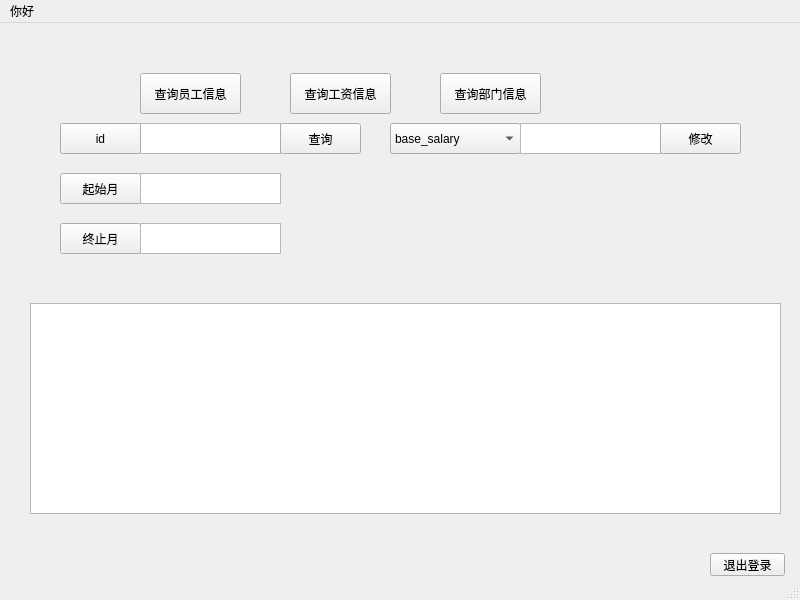
Old version of the form YYFs-main/untitled2/mainwindow.ui in the repository Yyf020529/YYFs.
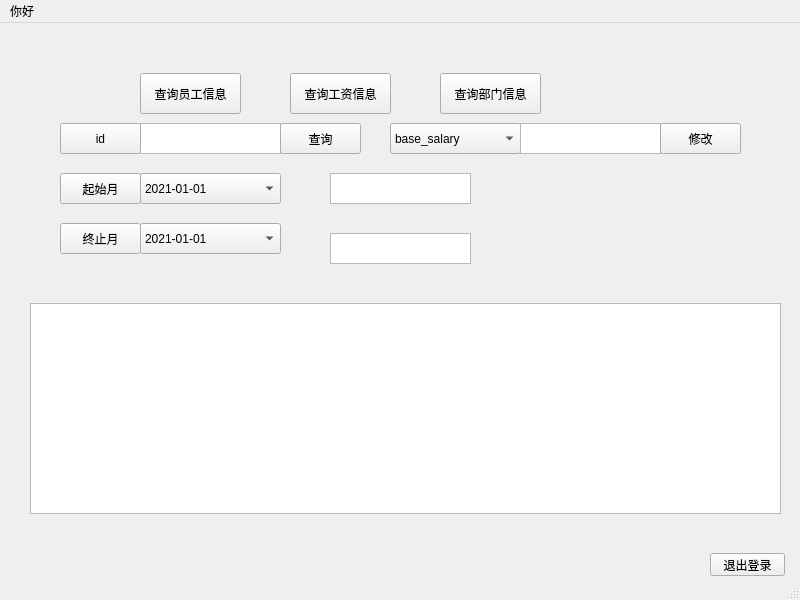
New version of the form.

Commit message:
基本功能全部实现
暂未发现bug

Diff of the .ui file:
```diff
--- a/YYFs-main/untitled2/mainwindow.ui
+++ b/YYFs-main/untitled2/mainwindow.ui
@@ -347,7 +347,7 @@
      <widget class="QTextEdit" name="textEdit_5">
       <property name="geometry">
        <rect>
-        <x>120</x>
+        <x>310</x>
         <y>60</y>
         <width>141</width>
         <height>31</height>
@@ -370,8 +370,8 @@
      <widget class="QTextEdit" name="textEdit_6">
       <property name="geometry">
        <rect>
-        <x>120</x>
-        <y>110</y>
+        <x>310</x>
+        <y>120</y>
         <width>141</width>
         <height>31</height>
        </rect>
@@ -470,6 +470,56 @@
        <string>修改</string>
       </property>
      </widget>
+     <widget class="QComboBox" name="comboBox_8">
+      <property name="geometry">
+       <rect>
+        <x>120</x>
+        <y>60</y>
+        <width>141</width>
+        <height>31</height>
+       </rect>
+      </property>
+      <item>
+       <property name="text">
+        <string>2021-01-01</string>
+       </property>
+      </item>
+      <item>
+       <property name="text">
+        <string>2021-02-01</string>
+       </property>
+      </item>
+      <item>
+       <property name="text">
+        <string>2021-03-01</string>
+       </property>
+      </item>
+     </widget>
+     <widget class="QComboBox" name="comboBox_9">
+      <property name="geometry">
+       <rect>
+        <x>120</x>
+        <y>110</y>
+        <width>141</width>
+        <height>31</height>
+       </rect>
+      </property>
+      <item>
+       <property name="text">
+        <string>2021-01-01</string>
+       </property>
+      </item>
+      <item>
+       <property name="text">
+        <string>2021-02-01</string>
+       </property>
+      </item>
+      <item>
+       <property name="text">
+        <string>2021-03-01</string>
+       </property>
+      </item>
+     </widget>
     </widget>
     <widget class="QWidget" name="page_3">
      <widget class="QComboBox" name="comboBox_4">
```
The commit also changes 2 other files.
